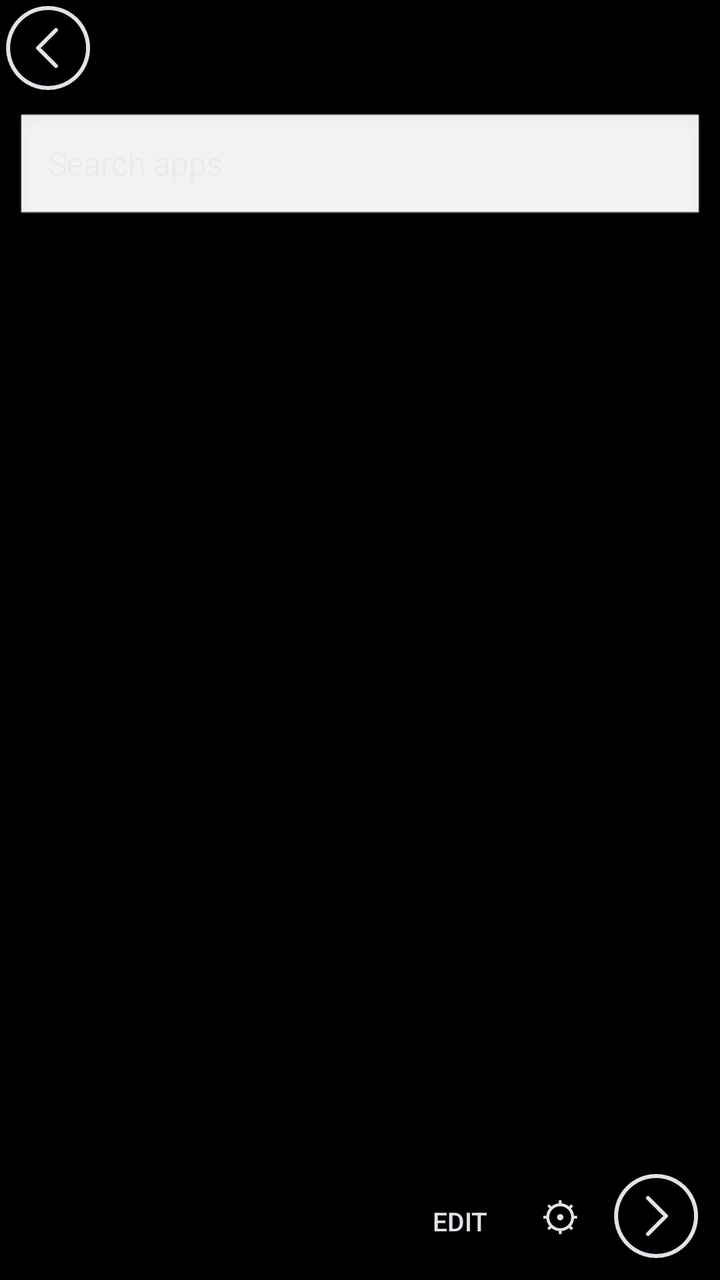
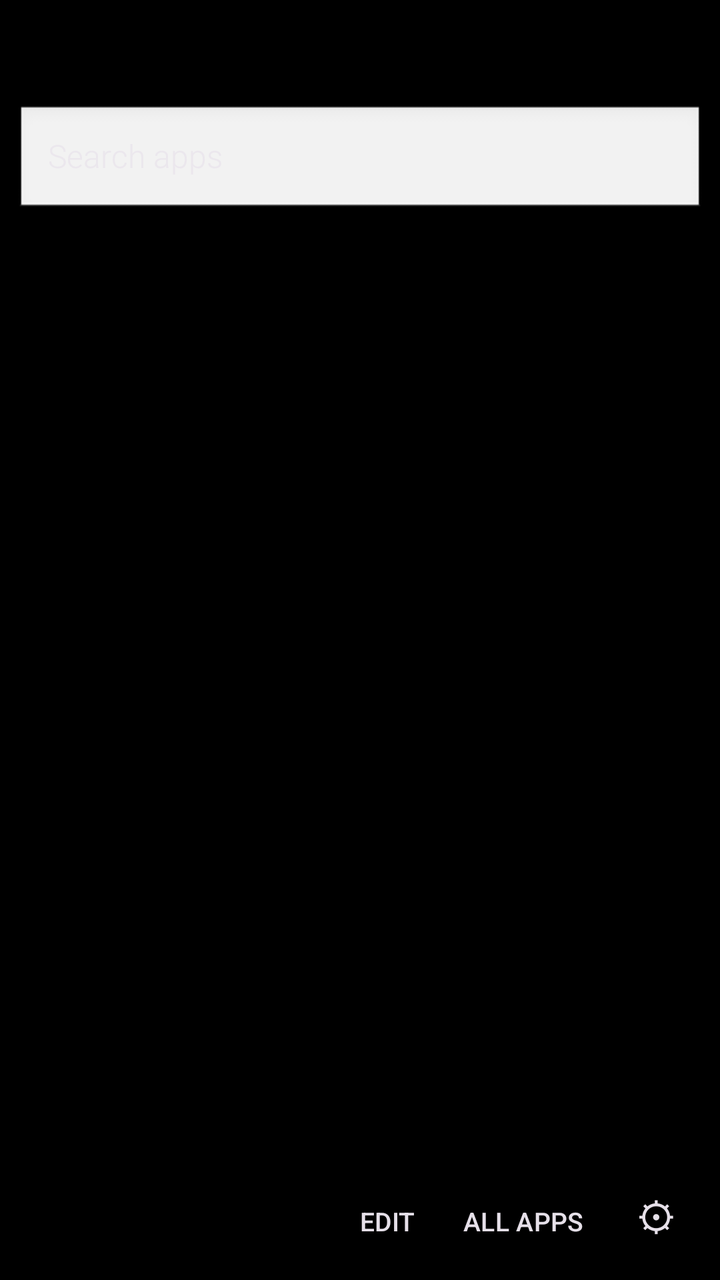

Compare the two renders of this Android layout. The source of the first and the diff that turns it into the second are given below.
<!-- AndroidManifest.xml: application theme Theme.Win10.Dark -->
<!-- res/layout/activity_main.xml -->
<?xml version="1.0" encoding="utf-8"?>
<FrameLayout xmlns:android="http://schemas.android.com/apk/res/android"
    android:id="@+id/root"
    android:layout_width="match_parent"
    android:layout_height="match_parent"
    android:clipChildren="true">

    
    <FrameLayout
        android:id="@+id/pager"
        android:layout_width="match_parent"
        android:layout_height="match_parent"
        android:clipChildren="false">

        <FrameLayout
            android:id="@+id/startPage"
            android:layout_width="match_parent"
            android:layout_height="match_parent"
            android:clipChildren="false">

            <androidx.recyclerview.widget.RecyclerView
                android:id="@+id/tileGrid"
                android:layout_width="match_parent"
                android:layout_height="match_parent"
                android:clipChildren="false"
                android:clipToPadding="false"
                android:paddingStart="8dp"
                android:paddingTop="8dp"
                android:paddingEnd="8dp"
                android:paddingBottom="72dp"
                android:scrollbars="vertical" />

            <TextView
                android:id="@+id/editBanner"
                android:layout_width="match_parent"
                android:layout_height="wrap_content"
                android:layout_gravity="top"
                android:fontFamily="sans-serif-light"
                android:paddingStart="16dp"
                android:paddingTop="10dp"
                android:paddingEnd="16dp"
                android:paddingBottom="8dp"
                android:text="Drag tiles to move. Tap a tile to resize or unpin."
                android:textSize="14sp"
                android:visibility="gone" />

            <LinearLayout
                android:id="@+id/dock"
                android:layout_width="wrap_content"
                android:layout_height="wrap_content"
                android:layout_gravity="bottom|end"
                android:orientation="horizontal"
                android:padding="8dp">

                <Button
                    android:id="@+id/editBtn"
                    style="?attr/borderlessButtonStyle"
                    android:layout_width="wrap_content"
                    android:layout_height="48dp"
                    android:minWidth="48dp"
                    android:text="EDIT"
                    android:textColor="?android:attr/textColorPrimary"
                    android:textSize="13sp" />

                <Button
                    android:id="@+id/settingsBtn"
                    style="?attr/borderlessButtonStyle"
                    android:layout_width="48dp"
                    android:layout_height="48dp"
                    android:text="⚙"
                    android:textColor="?android:attr/textColorPrimary"
                    android:textSize="20sp" />

                <ImageView
                    android:id="@+id/startArrow"
                    android:layout_width="48dp"
                    android:layout_height="48dp"
                    android:contentDescription="Open All Apps"
                    android:scaleType="center"
                    android:src="@drawable/ic_arrow_circle_right"
                    android:tint="?android:attr/textColorPrimary" />
            </LinearLayout>
        </FrameLayout>

        <include
            android:id="@+id/allAppsPage"
            layout="@layout/activity_all_apps"
            android:layout_width="match_parent"
            android:layout_height="match_parent" />
    </FrameLayout>
</FrameLayout>
<!-- res/layout/activity_all_apps.xml (included above) -->
<?xml version="1.0" encoding="utf-8"?>
<LinearLayout xmlns:android="http://schemas.android.com/apk/res/android"
    android:id="@+id/root"
    android:layout_width="match_parent"
    android:layout_height="match_parent"
    android:orientation="vertical">

    <LinearLayout
        android:layout_width="match_parent"
        android:layout_height="48dp"
        android:gravity="center_vertical"
        android:orientation="horizontal">

        <ImageView
            android:id="@+id/backArrow"
            android:layout_width="48dp"
            android:layout_height="48dp"
            android:contentDescription="Back to Start"
            android:scaleType="center"
            android:src="@drawable/ic_arrow_circle_left"
            android:tint="?android:attr/textColorPrimary" />

        <TextView
            android:id="@+id/titleBar"
            android:layout_width="0dp"
            android:layout_height="48dp"
            android:layout_gravity="center_vertical"
            android:gravity="center_vertical"
            android:layout_weight="1"
            android:fontFamily="sans-serif-light"
            android:textSize="24sp" />
    </LinearLayout>

    <EditText
        android:id="@+id/searchBox"
        android:layout_width="match_parent"
        android:layout_height="56dp"
        android:layout_margin="8dp"
        android:elevation="8dp"
        android:background="@android:drawable/edit_text"
        android:fontFamily="sans-serif-light"
        android:hint="Search apps"
        android:imeOptions="actionSearch"
        android:inputType="text"
        android:paddingStart="16dp"
        android:paddingEnd="16dp"
        android:singleLine="true"
        android:textSize="16sp" />

    <androidx.recyclerview.widget.RecyclerView
        android:id="@+id/appsList"
        android:layout_width="match_parent"
        android:layout_height="0dp"
        android:layout_weight="1"
        android:clipChildren="true"
        android:clipToPadding="true"
        android:fadingEdge="vertical"
        android:fadingEdgeLength="32dp"
        android:paddingStart="16dp"
        android:paddingTop="8dp"
        android:paddingBottom="16dp"
        android:requiresFadingEdge="vertical"
        android:scrollbars="vertical" />
</LinearLayout>
<!-- resources referenced by this layout -->
<resources>
  <!-- drawable ic_arrow_circle_left (drawable) -->
  <vector xmlns:android="http://schemas.android.com/apk/res/android"
      android:width="48dp"
      android:height="48dp"
      android:viewportWidth="48"
      android:viewportHeight="48">
      <path
          android:fillColor="#00000000"
          android:pathData="M24,4 a20,20 0 1,0 0.1,0"
          android:strokeWidth="2"
          android:strokeColor="#FFFFFF"
          android:strokeLineCap="round" />
      <path
          android:fillColor="#00000000"
          android:pathData="M28,15 L19,24 L28,33"
          android:strokeWidth="2"
          android:strokeColor="#FFFFFF"
          android:strokeLineCap="round"
          android:strokeLineJoin="round" />
  </vector>
  <!-- drawable ic_arrow_circle_right (drawable) -->
  <vector xmlns:android="http://schemas.android.com/apk/res/android"
      android:width="48dp"
      android:height="48dp"
      android:viewportWidth="48"
      android:viewportHeight="48">
      <path
          android:fillColor="#00000000"
          android:pathData="M24,4 a20,20 0 1,0 0.1,0"
          android:strokeWidth="2"
          android:strokeColor="#FFFFFF"
          android:strokeLineCap="round" />
      <path
          android:fillColor="#00000000"
          android:pathData="M20,15 L29,24 L20,33"
          android:strokeWidth="2"
          android:strokeColor="#FFFFFF"
          android:strokeLineCap="round"
          android:strokeLineJoin="round" />
  </vector>
  <style name="Theme.Win10.Dark" parent="Theme.Material3.Dark.NoActionBar">
          <item name="android:windowBackground">@color/wp_black</item>
          <item name="android:statusBarColor">@color/wp_black</item>
          <item name="android:navigationBarColor">@color/wp_black</item>
          <item name="android:windowDrawsSystemBarBackgrounds">true</item>
          <item name="android:windowLightStatusBar">false</item>
          <item name="android:windowLightNavigationBar">false</item>
          <item name="android:windowAnimationStyle">@style/Anim.Instant</item>
          <item name="android:windowDisablePreview">true</item>
      </style>
  <color name="wp_black">#FF000000</color>
  <style name="Anim.Instant" parent="@android:style/Animation">
          <item name="android:windowEnterAnimation">@anim/none</item>
          <item name="android:windowExitAnimation">@anim/none</item>
          <item name="android:activityOpenEnterAnimation">@anim/none</item>
          <item name="android:activityOpenExitAnimation">@anim/none</item>
          <item name="android:activityCloseEnterAnimation">@anim/none</item>
          <item name="android:activityCloseExitAnimation">@anim/none</item>
      </style>
</resources>

<!-- the commit's change to res/layout/activity_main.xml (unified diff, before → after) -->
@@ -63,6 +63,16 @@
                     android:textSize="13sp" />
 
                 <Button
+                    android:id="@+id/allAppsBtn"
+                    style="?attr/borderlessButtonStyle"
+                    android:layout_width="wrap_content"
+                    android:layout_height="48dp"
+                    android:minWidth="48dp"
+                    android:text="ALL APPS"
+                    android:textColor="?android:attr/textColorPrimary"
+                    android:textSize="13sp" />
+
+                <Button
                     android:id="@+id/settingsBtn"
                     style="?attr/borderlessButtonStyle"
                     android:layout_width="48dp"
@@ -70,15 +80,6 @@
                     android:text="⚙"
                     android:textColor="?android:attr/textColorPrimary"
                     android:textSize="20sp" />
-
-                <ImageView
-                    android:id="@+id/startArrow"
-                    android:layout_width="48dp"
-                    android:layout_height="48dp"
-                    android:contentDescription="Open All Apps"
-                    android:scaleType="center"
-                    android:src="@drawable/ic_arrow_circle_right"
-                    android:tint="?android:attr/textColorPrimary" />
             </LinearLayout>
         </FrameLayout>
 
@@ -97,38 +98,20 @@
     android:layout_height="match_parent"
     android:orientation="vertical">
 
-    <LinearLayout
+    <TextView
+        android:id="@+id/titleBar"
         android:layout_width="match_parent"
-        android:layout_height="48dp"
-        android:gravity="center_vertical"
-        android:orientation="horizontal">
-
-        <ImageView
-            android:id="@+id/backArrow"
-            android:layout_width="48dp"
-            android:layout_height="48dp"
-            android:contentDescription="Back to Start"
-            android:scaleType="center"
-            android:src="@drawable/ic_arrow_circle_left"
-            android:tint="?android:attr/textColorPrimary" />
-
-        <TextView
-            android:id="@+id/titleBar"
-            android:layout_width="0dp"
-            android:layout_height="48dp"
-            android:layout_gravity="center_vertical"
-            android:gravity="center_vertical"
-            android:layout_weight="1"
-            android:fontFamily="sans-serif-light"
-            android:textSize="24sp" />
-    </LinearLayout>
+        android:layout_height="wrap_content"
+        android:layout_marginStart="16dp"
+        android:layout_marginTop="12dp"
+        android:fontFamily="sans-serif-light"
+        android:textSize="24sp" />
 
     <EditText
         android:id="@+id/searchBox"
         android:layout_width="match_parent"
         android:layout_height="56dp"
         android:layout_margin="8dp"
-        android:elevation="8dp"
         android:background="@android:drawable/edit_text"
         android:fontFamily="sans-serif-light"
         android:hint="Search apps"
@@ -144,13 +127,8 @@
         android:layout_width="match_parent"
         android:layout_height="0dp"
         android:layout_weight="1"
-        android:clipChildren="true"
-        android:clipToPadding="true"
-        android:fadingEdge="vertical"
-        android:fadingEdgeLength="32dp"
-        android:paddingStart="16dp"
-        android:paddingTop="8dp"
+        android:clipChildren="false"
+        android:clipToPadding="false"
         android:paddingBottom="16dp"
-        android:requiresFadingEdge="vertical"
         android:scrollbars="vertical" />
 </LinearLayout>
<!-- resource entries referenced after the edit -->
@@ -1,45 +1,5 @@
 <!-- resources referenced by this layout -->
 <resources>
-  <!-- drawable ic_arrow_circle_left (drawable) -->
-  <vector xmlns:android="http://schemas.android.com/apk/res/android"
-      android:width="48dp"
-      android:height="48dp"
-      android:viewportWidth="48"
-      android:viewportHeight="48">
-      <path
-          android:fillColor="#00000000"
-          android:pathData="M24,4 a20,20 0 1,0 0.1,0"
-          android:strokeWidth="2"
-          android:strokeColor="#FFFFFF"
-          android:strokeLineCap="round" />
-      <path
-          android:fillColor="#00000000"
-          android:pathData="M28,15 L19,24 L28,33"
-          android:strokeWidth="2"
-          android:strokeColor="#FFFFFF"
-          android:strokeLineCap="round"
-          android:strokeLineJoin="round" />
-  </vector>
-  <!-- drawable ic_arrow_circle_right (drawable) -->
-  <vector xmlns:android="http://schemas.android.com/apk/res/android"
-      android:width="48dp"
-      android:height="48dp"
-      android:viewportWidth="48"
-      android:viewportHeight="48">
-      <path
-          android:fillColor="#00000000"
-          android:pathData="M24,4 a20,20 0 1,0 0.1,0"
-          android:strokeWidth="2"
-          android:strokeColor="#FFFFFF"
-          android:strokeLineCap="round" />
-      <path
-          android:fillColor="#00000000"
-          android:pathData="M20,15 L29,24 L20,33"
-          android:strokeWidth="2"
-          android:strokeColor="#FFFFFF"
-          android:strokeLineCap="round"
-          android:strokeLineJoin="round" />
-  </vector>
   <style name="Theme.Win10.Dark" parent="Theme.Material3.Dark.NoActionBar">
           <item name="android:windowBackground">@color/wp_black</item>
           <item name="android:statusBarColor">@color/wp_black</item>
